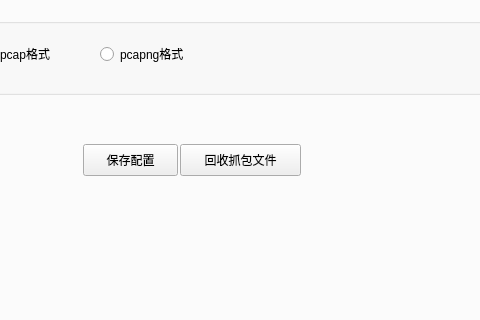
First picture: the form in Text2Pcap/Resources/ui/text2pcapwidget.ui, repository wangchong2023/Text2Pcap, before the edit; both pictures show x 143 to 623 and y 183 to 503 of the 800 by 600 pixel window.
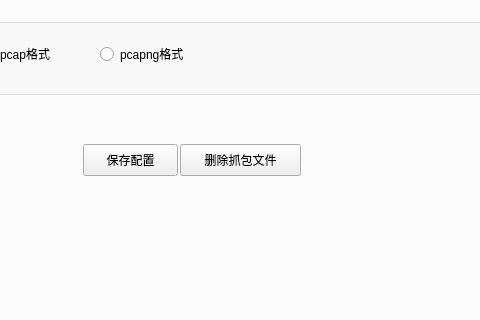
Second picture: the form after the edit. Icons and pictures are not drawn.

Diff of the .ui file:
```diff
--- a/Text2Pcap/Resources/ui/text2pcapwidget.ui
+++ b/Text2Pcap/Resources/ui/text2pcapwidget.ui
@@ -664,7 +664,7 @@
         </rect>
        </property>
        <property name="text">
-        <string>回收抓包文件</string>
+        <string>删除抓包文件</string>
        </property>
       </widget>
      </widget>
```
